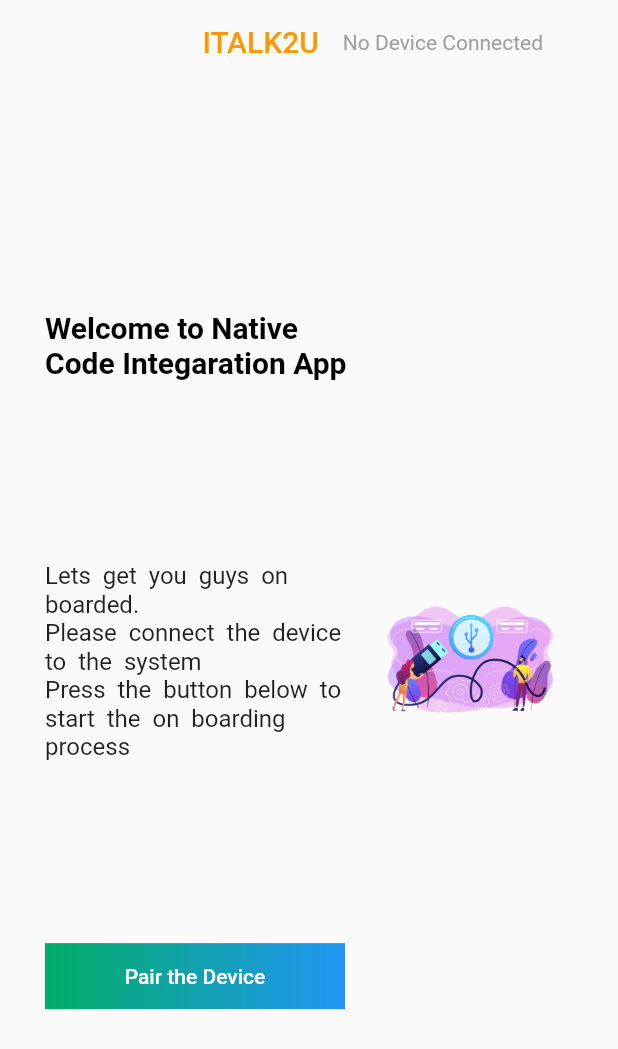
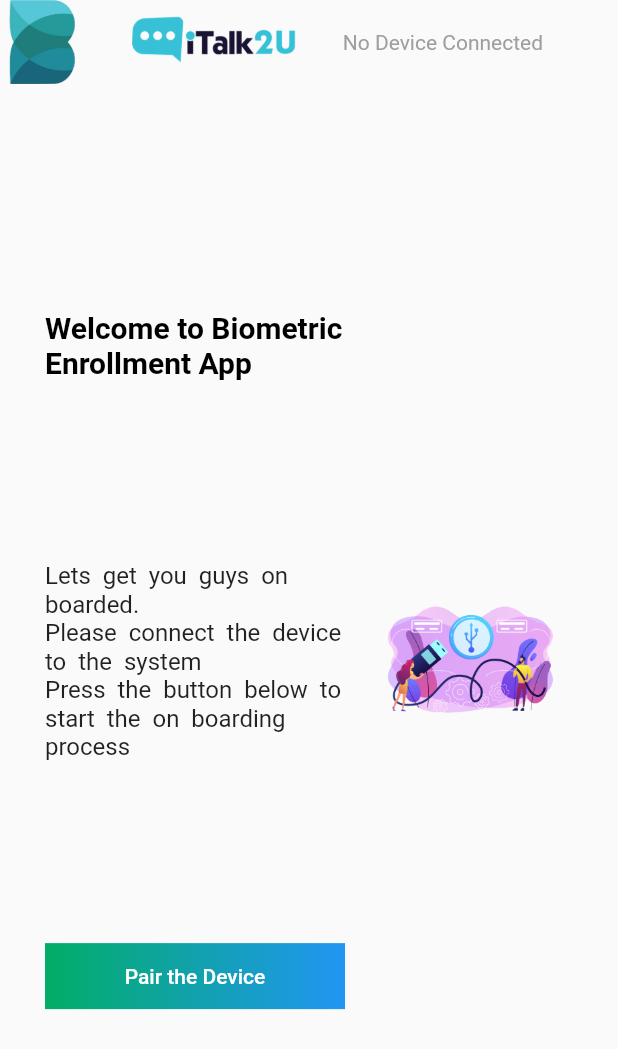
Before and after one commit to mmmudarrib/BiometricEnrollmentApp, a Flutter app: the screen it shows after launch, on a phone screen of 412 x 824 dp. Shown: the top 1049 px of the screen. Run offline on Flutter 3.47's test engine with Material 2 defaults, Android fonts, the phone set to English and light mode, and no system bars; drawn by our look-alikes of animated_text_kit; our stand-ins replace dio, lottie, permission_handler.

Commit message:
final changes

```diff
--- a/lib/main.dart
+++ b/lib/main.dart
@@ -48,6 +48,7 @@ class _HomePageState extends State<HomePage> {
   static const platform = MethodChannel('abc');
   Future<void> setupCode() async {
     platform.setMethodCallHandler((call) async {
+      String res = await platform.invokeMethod("clear");
       print("Method Invoked::Name${call.method}::Arguments::${call.arguments}");
       if (call.method == "Done Registering") {
         String res = await platform.invokeMethod("startIdentify");
@@ -140,10 +141,16 @@ class _HomePageState extends State<HomePage> {
               width: 50,
             ),
           ],
+          leading: Image.asset(
+            "assets/images/bbarray_logo.png",
+            width: 150,
+            height: 200,
+          ),
           centerTitle: true,
-          title: const Text(
-            "ITALK2U",
-            style: TextStyle(color: Colors.orange),
+          title: Image.asset(
+            "assets/images/logo_italk.png",
+            width: 150,
+            height: 200,
           )),
       body: (pageStep == PageStep.CONNECT_DEVICE)
           ? ConnectDevicePage(
@@ -178,7 +185,8 @@ class _HomePageState extends State<HomePage> {
                     )
                   : (pageStep == PageStep.VERIFY_BIOMETRICS)
                       ? VerifyBiometrics(
-                          startAgain: () {
+                          startAgain: () async {
+                            String res = await platform.invokeMethod("clear");
                             setState(() {
                               pageStep = PageStep.CONNECT_DEVICE;
                             });
--- a/lib/pages/connect_device_page.dart
+++ b/lib/pages/connect_device_page.dart
@@ -33,7 +33,7 @@ class ConnectDevicePage extends StatelessWidget {
                       totalRepeatCount: 1,
                       animatedTexts: [
                         TypewriterAnimatedText(
-                            'Welcome to Native Code Integaration App'),
+                            'Welcome to Biometric Enrollment App'),
                       ],
                     ),
                   ),
--- a/lib/widgets/verified_user_details_widget.dart
+++ b/lib/widgets/verified_user_details_widget.dart
@@ -29,7 +29,7 @@ class _VerifiedUserDetailsWidgetState extends State<VerifiedUserDetailsWidget> {
                     style: TextStyle(fontSize: 20, fontWeight: FontWeight.bold),
                   ),
                   const Text(
-                    "We are glad that you are using Mian Biometrics Module\nPlease press Proceed Next button when you are ready to start your Biometrics",
+                    "We are glad that you are using BBArray Biometrics Module\nPlease press Proceed Next button when you are ready to start your Biometrics",
                     style: TextStyle(fontSize: 16, wordSpacing: 4),
                   ),
                   Container(
```
Also changed, not shown: lib/pages/verify_biometrics_page.dart (+5 -4 lines), lib/widgets/footer.dart (added, +21 -0 lines), assets/images/bbarray_logo.png (added), assets/images/logo_italk.png (added), 1 other file.
